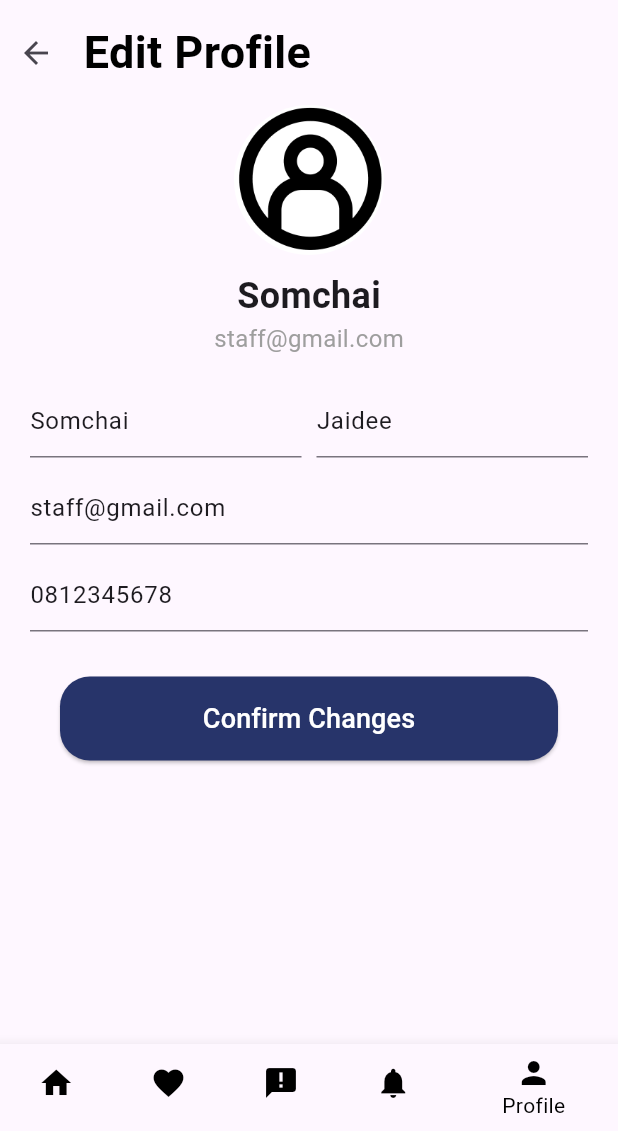
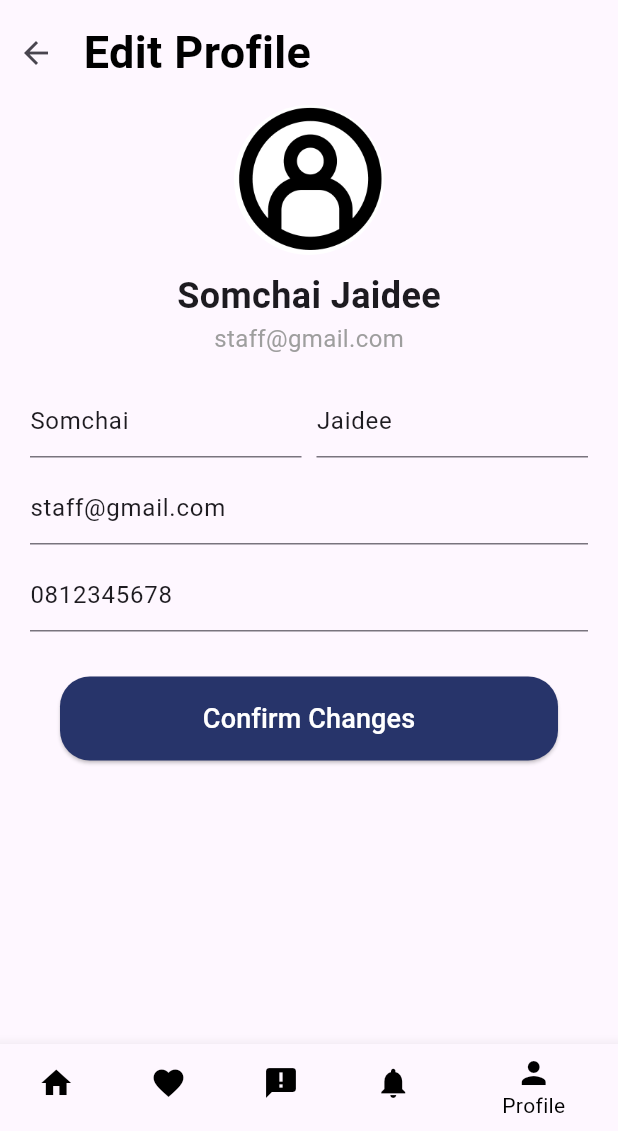
Before and after one commit to ThitiwutBoss03/ITCS424_Project_018_025_079_215, a Flutter app: the screen it shows after launch, after a tap on "Edit Profile", on a phone screen of 412 x 824 dp, the part 105-1236 px from its top. Run offline on Flutter 3.47's test engine with Material 3 defaults, Android fonts, the phone set to English and light mode, and no system bars.

Commit message:
Update main.dart

```diff
--- a/Week 5/profile-editProfile/lib/main.dart
+++ b/Week 5/profile-editProfile/lib/main.dart
@@ -72,7 +72,7 @@ class _ProfilePageState extends State<ProfilePage> {
                     ),
                     SizedBox(height: 20),
                     Text(
-                      'Somchai',
+                      'Somchai Jaidee',
                       style:
                           TextStyle(fontSize: 24, fontWeight: FontWeight.bold),
                     ),
@@ -160,7 +160,13 @@ class _ProfilePageState extends State<ProfilePage> {
               if (title == 'Edit Profile') {
                 Navigator.push(
                   context,
-                  MaterialPageRoute(builder: (context) => EditProfilePage()),
+                  MaterialPageRoute(
+                    builder: (context) => EditProfilePage(
+                      name: 'Somchai Jaidee', // Pass name from the profile
+                      email: 'staff@gmail.com', // Pass email from the profile
+                      contactNumber: '0812345678', // Pass contact number from the profile
+                    ),
+                  ),
                 );
               } else {
                 onTap();
@@ -172,11 +178,24 @@ class _ProfilePageState extends State<ProfilePage> {
 }
 
 class EditProfilePage extends StatelessWidget {
+  final String name;
+  final String email;
+  final String contactNumber;
+
+  EditProfilePage({
+    required this.name,
+    required this.email,
+    required this.contactNumber,
+  })  : firstNameController = TextEditingController(text: name.split(' ')[0]),
+        lastNameController = TextEditingController(text: name.split(' ')[1]),
+        emailController = TextEditingController(text: email),
+        contactNumberController = TextEditingController(text: contactNumber);
+
   // Controller for text fields
-  final TextEditingController firstNameController = TextEditingController(text: 'Somchai');
-  final TextEditingController lastNameController = TextEditingController(text: 'Jaidee');
-  final TextEditingController emailController = TextEditingController(text: 'staff@gmail.com');
-  final TextEditingController contactNumberController = TextEditingController(text: '0812345678');
+  final TextEditingController firstNameController;
+  final TextEditingController lastNameController;
+  final TextEditingController emailController;
+  final TextEditingController contactNumberController;
 
   @override
   Widget build(BuildContext context) {
@@ -238,11 +257,11 @@ class EditProfilePage extends StatelessWidget {
                     SizedBox(height: 10),
                     // Name and Email
                     Text(
-                      'Somchai',
+                      name,
                       style: TextStyle(fontSize: 24, fontWeight: FontWeight.bold),
                     ),
                     Text(
-                      'staff@gmail.com',
+                      email,
                       style: TextStyle(fontSize: 16, color: Colors.grey),
                     ),
                     SizedBox(height: 20),
```
